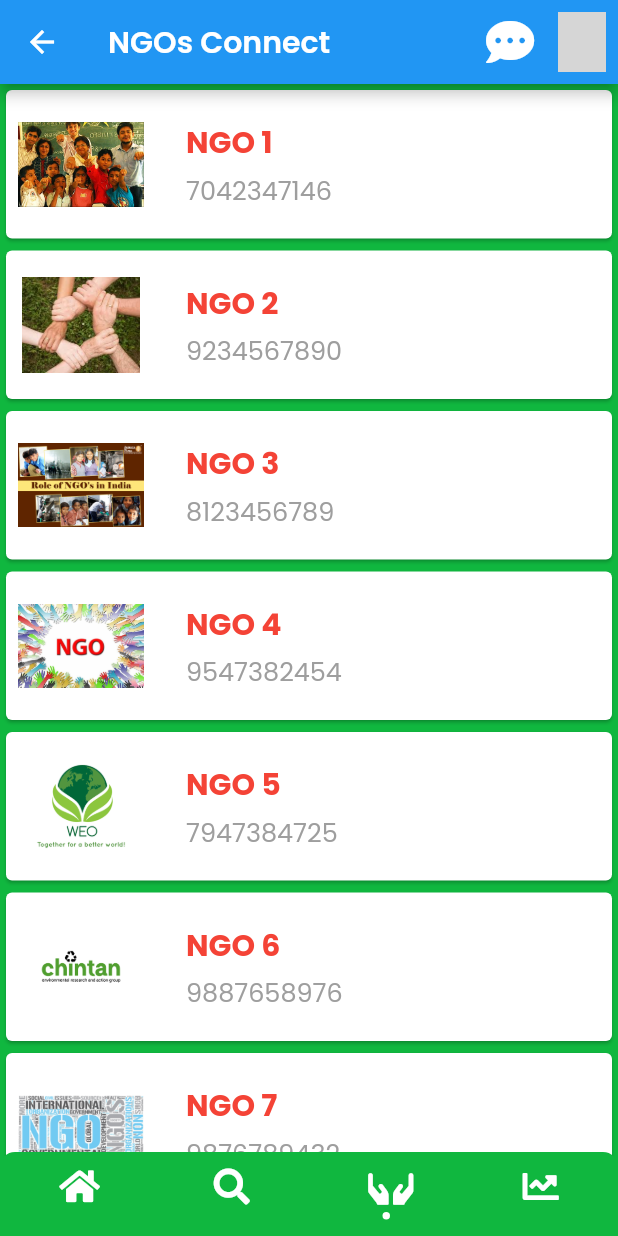
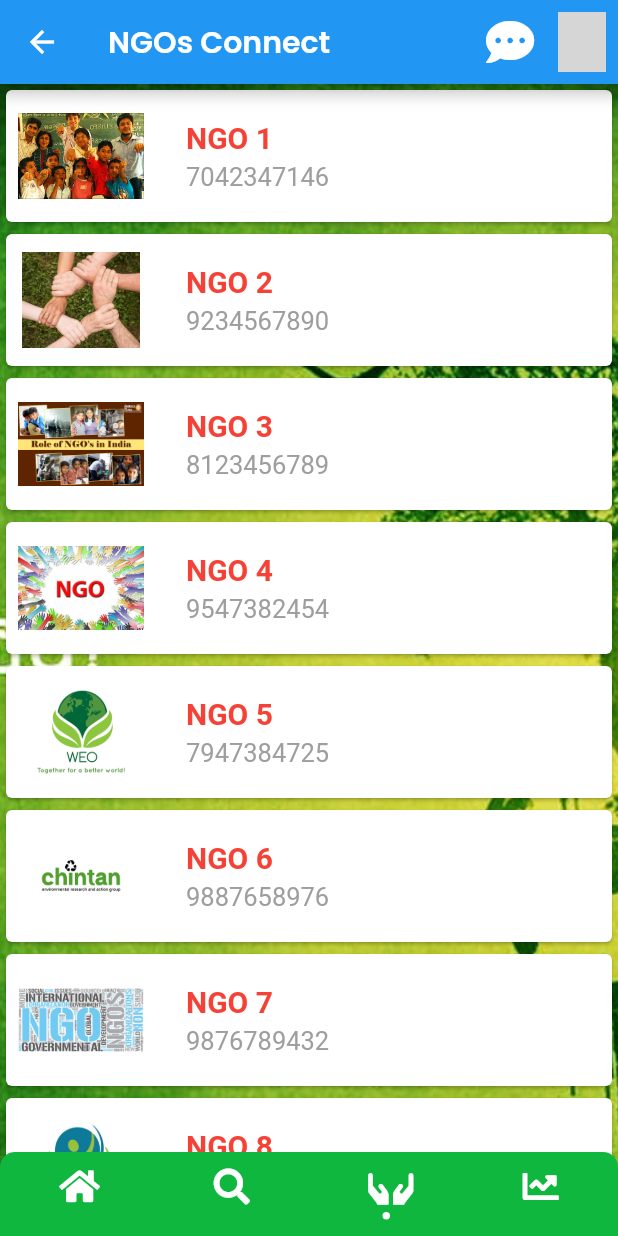
Before and after one commit to raghav1701/hack-fusion_android_hack21, a Flutter app: the DashboardScreen screen opened by its route, item 3 of the bottom bar chosen, on a phone screen of 412 x 824 dp. Run offline on Flutter 3.47's test engine with Material 2 defaults, Android fonts, the phone set to English and light mode, and no system bars; drawn by our look-alikes of persistent_bottom_nav_bar; our stand-ins replace cached_network_image, cloud_firestore, cloud_functions, firebase_auth, firebase_core, firebase_storage and 10 more; accounts and stored records are empty; network calls fail; grey boxes are pictures that could not be loaded.

Commit message:
UI Improvements

```diff
--- a/social_media_app/lib/src/views/dashboard.dart
+++ b/social_media_app/lib/src/views/dashboard.dart
@@ -7,27 +7,57 @@
 
 class DashboardScreen extends StatefulWidget {
   final regularUsers = [
-    Destination(title: 'Trending', icon: FontAwesomeIcons.search, widget: TrendingPosts()),
-    Destination(title: 'NGOs Connect', icon: FontAwesomeIcons.hands, widget: NGOs()),
-    Destination(title: 'Statistics', icon: FontAwesomeIcons.chartLine, widget: Statistics()),
+    Destination(
+        title: 'Trending',
+        icon: FontAwesomeIcons.search,
+        widget: TrendingPosts()),
+    Destination(
+        title: 'NGOs Connect', icon: FontAwesomeIcons.hands, widget: NGOs()),
+    Destination(
+        title: 'Regional Hygiene Stats',
+        icon: FontAwesomeIcons.chartLine,
+        widget: Statistics()),
   ];
 
   final authorisedUsers = [
-    Destination(title: 'Trending', icon: FontAwesomeIcons.search, widget: TrendingPosts()),
-    Destination(title: 'Statistics', icon: FontAwesomeIcons.chartLine, widget: Statistics()),
+    Destination(
+        title: 'Trending',
+        icon: FontAwesomeIcons.search,
+        widget: TrendingPosts()),
+    Destination(
+        title: 'Regional Hygiene Stats',
+        icon: FontAwesomeIcons.chartLine,
+        widget: Statistics()),
   ];
 
   final higherAuthorityUser = [
-    Destination(title: 'Trending', icon: FontAwesomeIcons.search, widget: TrendingPosts()),
-    Destination(title: 'Requests', icon: FontAwesomeIcons.accessibleIcon, widget: RequestApprovalScreen(2)),
-    Destination(title: 'NGOs Connect', icon: FontAwesomeIcons.search, widget: NGOs()),
-    Destination(title: 'Statistics', icon: FontAwesomeIcons.chartLine, widget: Statistics()),
+    Destination(
+        title: 'Trending',
+        icon: FontAwesomeIcons.search,
+        widget: TrendingPosts()),
+    Destination(
+        title: 'Requests',
+        icon: FontAwesomeIcons.accessibleIcon,
+        widget: RequestApprovalScreen(2)),
+    Destination(
+        title: 'NGOs Connect', icon: FontAwesomeIcons.search, widget: NGOs()),
+    Destination(
+        title: 'Regional Hygiene Stats',
+        icon: FontAwesomeIcons.chartLine,
+        widget: Statistics()),
   ];
 
   final superAdminUser = [
-    Destination(title: 'Requests (Lv 2)', icon: FontAwesomeIcons.accessibleIcon, widget: RequestApprovalScreen(2)),
-    Destination(title: 'Requests (Lv 3)', icon: FontAwesomeIcons.search, widget: RequestApprovalScreen(3)),
-    Destination(title: 'NGOs Connect', icon: FontAwesomeIcons.search, widget: NGOs()),
+    Destination(
+        title: 'Requests (Lv 2)',
+        icon: FontAwesomeIcons.accessibleIcon,
+        widget: RequestApprovalScreen(2)),
+    Destination(
+        title: 'Requests (Lv 3)',
+        icon: FontAwesomeIcons.search,
+        widget: RequestApprovalScreen(3)),
+    Destination(
+        title: 'NGOs Connect', icon: FontAwesomeIcons.search, widget: NGOs()),
   ];
 
   @override
@@ -51,23 +81,32 @@
     super.initState();
     var level = sharedPreferences.authLevel;
     switch (level) {
-      case 1: bottomBarItems = widget.regularUsers;
-        bottomBarItems.insert(1, Destination(
+      case 1:
+        bottomBarItems = widget.regularUsers;
+        bottomBarItems.insert(
+            1,
+            Destination(
               title: 'Post',
               icon: FontAwesomeIcons.plusSquare,
               widget: AddPost(context),
             ));
         break;
-      case 2: bottomBarItems = widget.authorisedUsers;
+      case 2:
+        bottomBarItems = widget.authorisedUsers;
         break;
-      case 3: bottomBarItems = widget.higherAuthorityUser;
+      case 3:
+        bottomBarItems = widget.higherAuthorityUser;
         break;
-      case 4: bottomBarItems = widget.superAdminUser;
+      case 4:
+        bottomBarItems = widget.superAdminUser;
         break;
-      default: bottomBarItems = widget.regularUsers;
+      default:
+        bottomBarItems = widget.regularUsers;
     }
     if (level < 4) {
-      bottomBarItems.insert(0, Destination(
+      bottomBarItems.insert(
+          0,
+          Destination(
             title: 'Local Posts',
             icon: FontAwesomeIcons.home,
             widget: Home(context),
@@ -92,7 +131,8 @@
           ),
           IconButton(
             icon: CircleAvatar(
-              foregroundImage: NetworkImage(FirebaseAuth.instance.currentUser.photoURL ?? ''),
+              foregroundImage: NetworkImage(
+                  FirebaseAuth.instance.currentUser.photoURL ?? ''),
               child: Icon(Icons.person),
               backgroundColor: Colors.white,
             ),
@@ -110,26 +150,32 @@
         items: _navBarsItems(),
         confineInSafeArea: true,
         handleAndroidBackButtonPress: true, // Default is true.
-        resizeToAvoidBottomInset: true, // This needs to be true if you want to move up the screen when keyboard appears. Default is true.
+        resizeToAvoidBottomInset:
+            true, // This needs to be true if you want to move up the screen when keyboard appears. Default is true.
         stateManagement: false, // Default is true.
-        hideNavigationBarWhenKeyboardShows: true, // Recommended to set 'resizeToAvoidBottomInset' as true while using this argument. Default is true.
-        backgroundColor: Theme.of(context).primaryColor, // Default is Colors.white.
+        hideNavigationBarWhenKeyboardShows:
+            true, // Recommended to set 'resizeToAvoidBottomInset' as true while using this argument. Default is true.
+        backgroundColor:
+            Theme.of(context).primaryColor, // Default is Colors.white.
         decoration: NavBarDecoration(
           borderRadius: BorderRadius.circular(10.0),
           colorBehindNavBar: Theme.of(context).primaryColor,
         ),
         popAllScreensOnTapOfSelectedTab: true,
         popActionScreens: PopActionScreensType.all,
-        itemAnimationProperties: ItemAnimationProperties( // Navigation Bar's items animation properties.
+        itemAnimationProperties: ItemAnimationProperties(
+          // Navigation Bar's items animation properties.
           duration: Duration(milliseconds: 200),
           curve: Curves.ease,
         ),
-        screenTransitionAnimation: ScreenTransitionAnimation( // Screen transition animation on change of selected tab.
+        screenTransitionAnimation: ScreenTransitionAnimation(
+          // Screen transition animation on change of selected tab.
           animateTabTransition: true,
           curve: Curves.ease,
           duration: Duration(milliseconds: 200),
         ),
-        navBarStyle: NavBarStyle.style12, // Choose the nav bar style with this property.
+        navBarStyle:
+            NavBarStyle.style12, // Choose the nav bar style with this property.
       ),
     );
   }
--- a/social_media_app/lib/src/views/fragments/ngos.dart
+++ b/social_media_app/lib/src/views/fragments/ngos.dart
@@ -36,13 +36,22 @@
 
   @override
   Widget build(BuildContext context) {
-    return Container(
+    return MaterialApp(
+      home: Scaffold(
+        body: Container(
+          decoration: BoxDecoration(
+            image: DecorationImage(
+              image: AssetImage("images/bg.jpeg"),
+              fit: BoxFit.cover,
+            ),
+          ),
           child: ListView.builder(
             itemCount: titleList.length,
             itemBuilder: (context, index) {
               return GestureDetector(
                 onTap: () {},
                 child: Card(
+                  //color: Colors.lightGreenAccent,
                   child: Row(
                     children: <Widget>[
                       Container(
@@ -65,7 +74,7 @@
                                   fontWeight: FontWeight.bold,
                                 ),
                               ),
-                          SizedBox(height: 4.0),
+                              SizedBox(height: 5.0),
                               Text(
                                 contactNo[index],
                                 style: TextStyle(
@@ -81,6 +90,8 @@
               );
             },
           ),
+        ),
+      ),
     );
   }
 }
--- a/social_media_app/lib/src/views/fragments/stats.dart
+++ b/social_media_app/lib/src/views/fragments/stats.dart
@@ -36,8 +36,16 @@
 class _StatisticsState extends State<Statistics> {
   @override
   Widget build(BuildContext context) {
-    return Scaffold(
-      body: ListView.builder(
+    return MaterialApp(
+      home: Scaffold(
+        body: Container(
+          decoration: BoxDecoration(
+            image: DecorationImage(
+              image: AssetImage("images/bg.jpeg"),
+              fit: BoxFit.cover,
+            ),
+          ),
+          child: ListView.builder(
             itemCount: titleList.length,
             itemBuilder: (context, index) {
               return GestureDetector(
@@ -50,7 +58,7 @@
                     children: <Widget>[
                       Container(
                         width: 100,
-                    height: 120,
+                        height: 90,
                         child: Image.asset(imageList[index]),
                       ),
                       Padding(
@@ -74,6 +82,8 @@
                 ),
               );
             },
+          ),
+        ),
       ),
     );
   }
@@ -121,8 +131,8 @@
       GraphData('Closed Issues', Random().nextInt(700)),
       GraphData('Active Issues', Random().nextInt(1400)),
       GraphData('Total Issues Created', Random().nextInt(2100)),
-      GraphData('Active NGOs', Random().nextInt(2800)),
-      GraphData('Active Users', Random().nextInt(3500)),
+      GraphData('Active NGOs', Random().nextInt(2900)),
+      GraphData('Active Users', Random().nextInt(3300)),
     ];
     return chartData;
   }
```
Also changed, not shown: social_media_app/images/bg.jpeg (added), social_media_app/images/moradabad.webp (deleted), social_media_app/images/ngo2.webp (deleted), social_media_app/images/ngo4.webp (deleted), social_media_app/images/ngo7.webp (deleted). Lines whose indentation alone changed are shown as unchanged.
